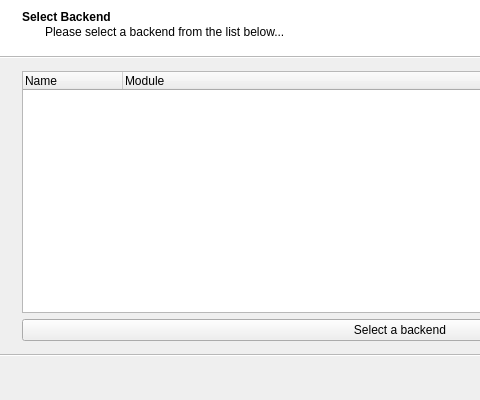
This is kmymoney/plugins/woob/dialogs/mapaccountwizard.ui in KDE/kmymoney as Qt 5 draws it before an edit; both pictures show x 0 to 480 and y 0 to 400 of the 800 by 400 pixel window. The edited form follows.
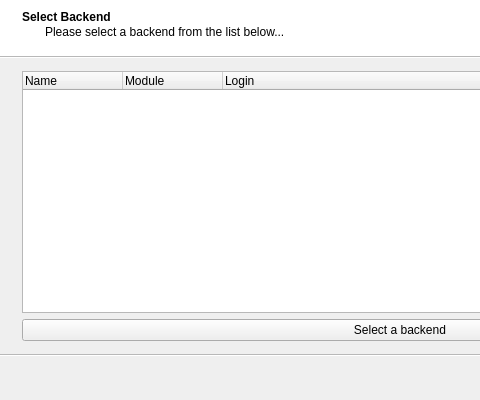
This is the edited form.

Commit message:
woob: also show login on list of backends
A single backend can be configured more than once with a different name.
 Add login name for the configured account to make it easier to
 distinguish them.

 Also refactor get_backends()

```diff
--- a/kmymoney/plugins/woob/dialogs/mapaccountwizard.ui
+++ b/kmymoney/plugins/woob/dialogs/mapaccountwizard.ui
@@ -36,6 +36,11 @@
         <string>Module</string>
        </property>
       </column>
+       <column>
+        <property name="text">
+         <string>Login</string>
+        </property>
+       </column>
      </widget>
     </item>
     <item>
```
Lines whose indentation alone changed are shown as unchanged. The commit also changes 5 other files.
